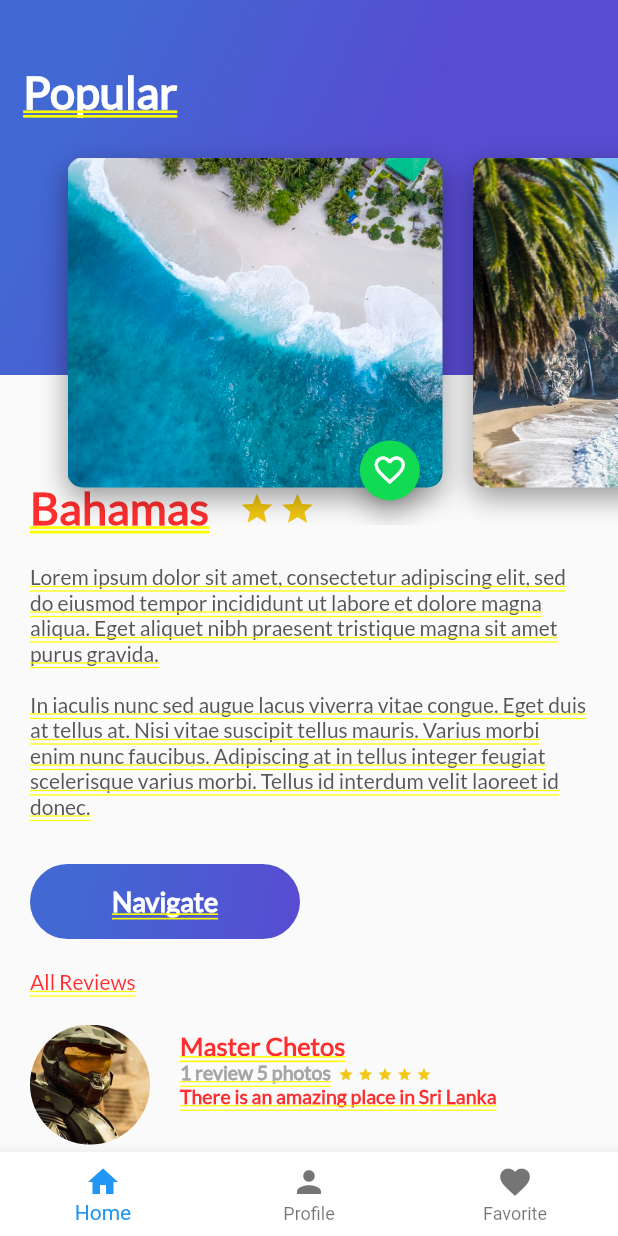
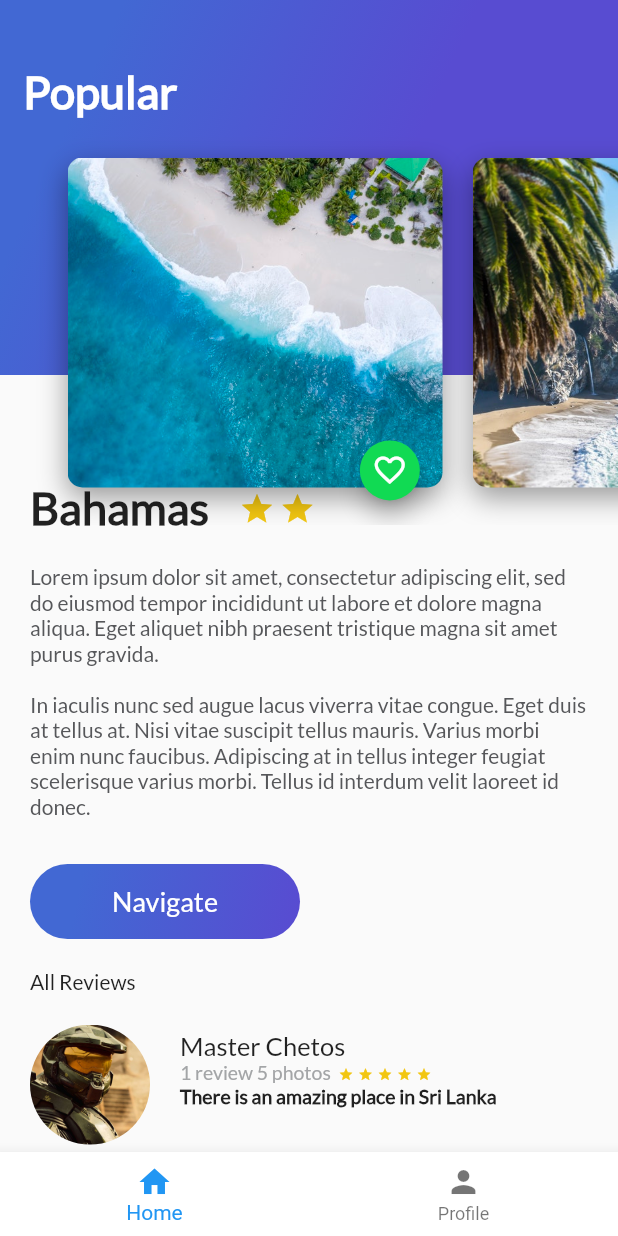
Before and after one commit to BrunoMazzocchi/Travel-app, a Flutter app: the screen it shows after launch, after a tap on "Bahamas", on a phone screen of 412 x 824 dp. Run offline on Flutter 3.47's test engine with Material 2 defaults, Android fonts, the phone set to English and light mode, and no system bars.

Commit message:
Navigation
Navigation fixed between main place list to popular place
Refactored main place list

```diff
--- a/lib/views/navigation.dart
+++ b/lib/views/navigation.dart
@@ -2,6 +2,7 @@ import 'package:favorite_places/views/popular_place.dart';
 import 'package:favorite_places/views/view_all_places.dart';
 import 'package:favorite_places/views/view_profile.dart';
 import 'package:flutter/material.dart';
+import 'package:flutter/services.dart';
 
 class Navigation extends StatefulWidget {
   const Navigation({Key? key}) : super(key: key);
@@ -25,13 +26,12 @@ class _NavigationState extends State<Navigation> {
     final List<Widget> widgetsChildren = [
       const AllPlaces(),
       const Profile(),
-      const PopularPlace(),
-
     ];
 
 
 
     return Scaffold(
+
       body: widgetsChildren[_currentIndex],
       bottomNavigationBar: Theme(
         data: Theme.of(context).copyWith(
@@ -42,8 +42,6 @@ class _NavigationState extends State<Navigation> {
           items: const [
             BottomNavigationBarItem(icon: Icon(Icons.home), label: "Home"),
             BottomNavigationBarItem(icon: Icon(Icons.person), label: "Profile"),
-            BottomNavigationBarItem(
-                icon: Icon(Icons.favorite), label: "Favorite"),
           ],
           onTap: onTabTapped,
           currentIndex: _currentIndex,
--- a/lib/views/popular_place.dart
+++ b/lib/views/popular_place.dart
@@ -14,10 +14,8 @@ class PopularPlace extends StatelessWidget {
     var titleDummy = "Bahamas";
     var stars = 2;
 
-    return MaterialApp(
-        color: Colors.transparent, // <-- Add this, if needed
-
-        home: Stack(children: [
+    return Scaffold(
+      body: Stack(children: [
         ListView(
           children: [
             DescriptionPlace(
@@ -29,6 +27,8 @@ class PopularPlace extends StatelessWidget {
           ],
         ),
         const HeaderAppBar(),
-        ]));
+
+      ]),
+    );
   }
 }
--- a/lib/views/view_all_places.dart
+++ b/lib/views/view_all_places.dart
@@ -1,5 +1,7 @@
 import 'package:favorite_places/widgets/card_place.dart';
 import 'package:flutter/material.dart';
+
+import '../widgets/gradient_back.dart';
 
 class AllPlaces extends StatelessWidget {
   const AllPlaces({Key? key}) : super(key: key);
@@ -9,14 +11,23 @@ class AllPlaces extends StatelessWidget {
     var descriptionDummy =
         "Lorem ipsum dolor sit amet, consectetur adipiscing elit, sed do eiusmod tempor incididunt ut labore et dolore magna aliqua. Eget aliquet nibh praesent tristique magna sit amet purus gravida. "
         "In iaculis nunc sed augue lacus viverra vitae congue. Eget duis at tellus at. Nisi vitae suscipit tellus mauris. Varius morbi enim nunc faucibus. Adipiscing at in tellus integer feugiat scelerisque varius morbi. Tellus id interdum velit laoreet id donec. ";
-
+    MediaQueryData queryData;
+    queryData = MediaQuery.of(context);
     return MaterialApp(
         home: Scaffold(
-            appBar: AppBar(
-              title: const Text('All Places'),
-            ),
-            body: ListView(
-              children:  [
+            body: Column(
+      children: [
+        Stack(
+          alignment: AlignmentDirectional.topStart,
+
+          children: [
+            const GradientBack(title: "Places"),
+            Container(
+              margin: const EdgeInsets.only(top: 250.0),
+              height: queryData.size.height - 315,
+              width: 600,
+              child: ListView(
+                children: [
                   CardPlace(
                     name: "Bahamas",
                     description: descriptionDummy,
@@ -27,32 +38,37 @@ class AllPlaces extends StatelessWidget {
                     description: "Mountain is a place",
                     urlImage: "assets/images/mountain.jpeg",
                   ),
-                CardPlace(
+                  const CardPlace(
                     name: "Bahamas",
                     description: "Bahamas is a place",
                     urlImage: "assets/images/beach.jpeg",
                   ),
-                CardPlace(
+                  const CardPlace(
                     name: "Bahamas",
                     description: "Bahamas is a place",
                     urlImage: "assets/images/beach.jpeg",
                   ),
-                CardPlace(
+                  const CardPlace(
                     name: "Bahamas",
                     description: "Bahamas is a place",
                     urlImage: "assets/images/beach.jpeg",
                   ),
-                CardPlace(
+                  const CardPlace(
                     name: "Bahamas",
                     description: "Bahamas is a place",
                     urlImage: "assets/images/beach.jpeg",
                   ),
-                CardPlace(
+                  const CardPlace(
                     name: "Bahamas",
                     description: "Bahamas is a place",
                     urlImage: "assets/images/beach.jpeg",
                   ),
                 ],
+              ),
+            )
+          ],
+        )
+      ],
     )));
   }
 }
--- a/lib/widgets/card_place.dart
+++ b/lib/widgets/card_place.dart
@@ -1,5 +1,4 @@
 import 'package:favorite_places/views/popular_place.dart';
-import 'package:flutter/cupertino.dart';
 import 'package:flutter/material.dart';
 
 class CardPlace extends StatelessWidget {
@@ -17,16 +16,28 @@ class CardPlace extends StatelessWidget {
   @override
   Widget build(BuildContext context) {
     return Container(
+        height: 140,
         margin: const EdgeInsets.only(
           top: 20.0,
           left: 20.0,
           right: 20.0,
         ),
+        decoration: const BoxDecoration(
+          color: Colors.white,
+          borderRadius: BorderRadius.all(Radius.circular(10.0)),
+          shape: BoxShape.rectangle,
+          boxShadow: <BoxShadow>[
+            BoxShadow(
+              color: Colors.black38,
+              blurRadius: 15.0,
+              offset: Offset(0.0, 7.0),
+            )
+          ],
+        ),
         child: InkWell(
           onTap: () {
-            Navigator.of(context).pushAndRemoveUntil(
-                MaterialPageRoute(builder: (context) => const PopularPlace()),
-                (Route<dynamic> route) => false);
+            Navigator.push(context,
+                MaterialPageRoute(builder: (context) => const PopularPlace()));
           },
           child: Row(
             children: [
@@ -34,9 +45,7 @@ class CardPlace extends StatelessWidget {
                 height: 80.0,
               ),
               Container(
-                margin: const EdgeInsets.only(
-                  right: 10,
-                ),
+                margin: const EdgeInsets.only(right: 10, left: 10),
                 height: 120.0,
                 width: 120.0,
                 decoration: BoxDecoration(
@@ -51,7 +60,11 @@ class CardPlace extends StatelessWidget {
                 crossAxisAlignment: CrossAxisAlignment.start,
                 mainAxisAlignment: MainAxisAlignment.start,
                 children: [
-                  Row(
+                  Container(
+                    margin: const EdgeInsets.only(
+                      top: 10,
+                    ),
+                    child: Row(
                       children: [
                         Text(
                           name,
@@ -62,6 +75,7 @@ class CardPlace extends StatelessWidget {
                           textAlign: TextAlign.left,
                         )
                       ],
+                    ),
                   ),
                   Row(children: [
                     SizedBox(
--- a/lib/widgets/header_app_bar.dart
+++ b/lib/widgets/header_app_bar.dart
@@ -16,7 +16,7 @@ class HeaderAppBar extends StatelessWidget {
   @override
   Widget build(BuildContext context) {
     return Stack(
-      children:  [
+      children:  const [
         GradientBack(title: "Popular"),
         CardImageList(),
       ],
--- a/lib/widgets/profile_card_list.dart
+++ b/lib/widgets/profile_card_list.dart
@@ -6,13 +6,16 @@ class ProfileCardList extends StatelessWidget {
 
   @override
   Widget build(BuildContext context) {
+    MediaQueryData queryData;
+    queryData = MediaQuery.of(context);
+
     var descriptionDummy =
         "Lorem ipsum dolor sit amet, consectetur adipiscing elit, sed do eiusmod tempor incididunt ut labore et dolore magna aliqua. Eget aliquet nibh praesent tristique magna sit amet purus gravida. "
         "In iaculis nunc sed augue lacus viverra vitae congue. Eget duis at tellus at. Nisi vitae suscipit tellus mauris. Varius morbi enim nunc faucibus. Adipiscing at in tellus integer feugiat scelerisque varius morbi. Tellus id interdum velit laoreet id donec. ";
 
     return Container(
         margin: const EdgeInsets.only(top: 250.0),
-        height: 560,
+        height: queryData.size.height - 315,
         child: ListView(
           scrollDirection: Axis.vertical,
           children: [
```
Lines whose indentation alone changed are shown as unchanged.
